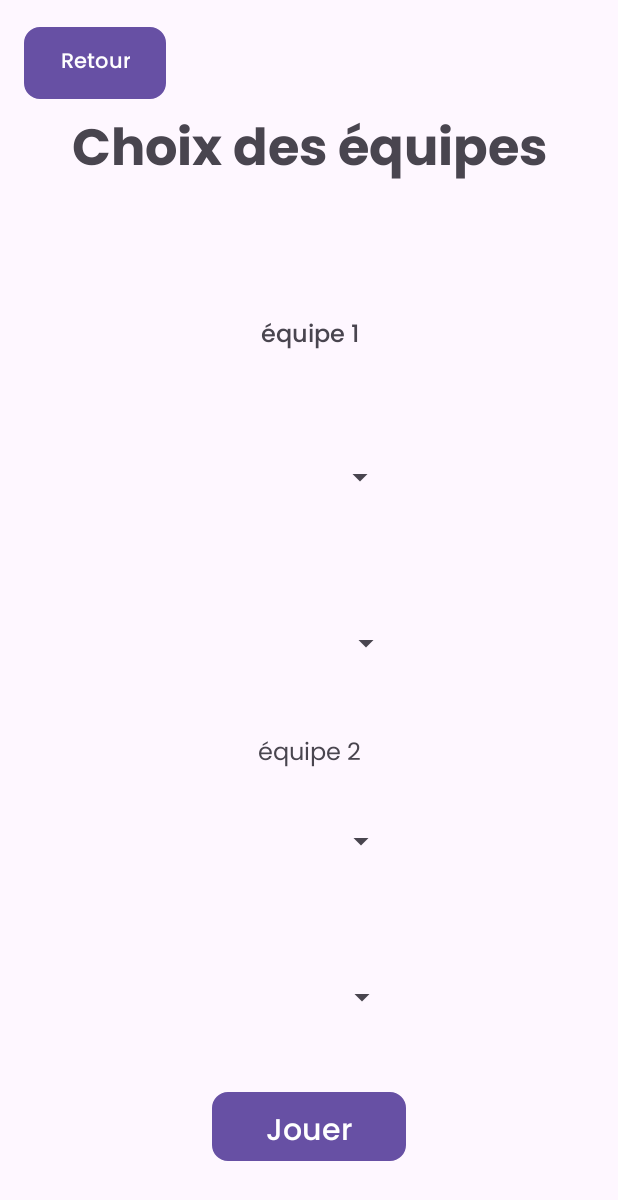
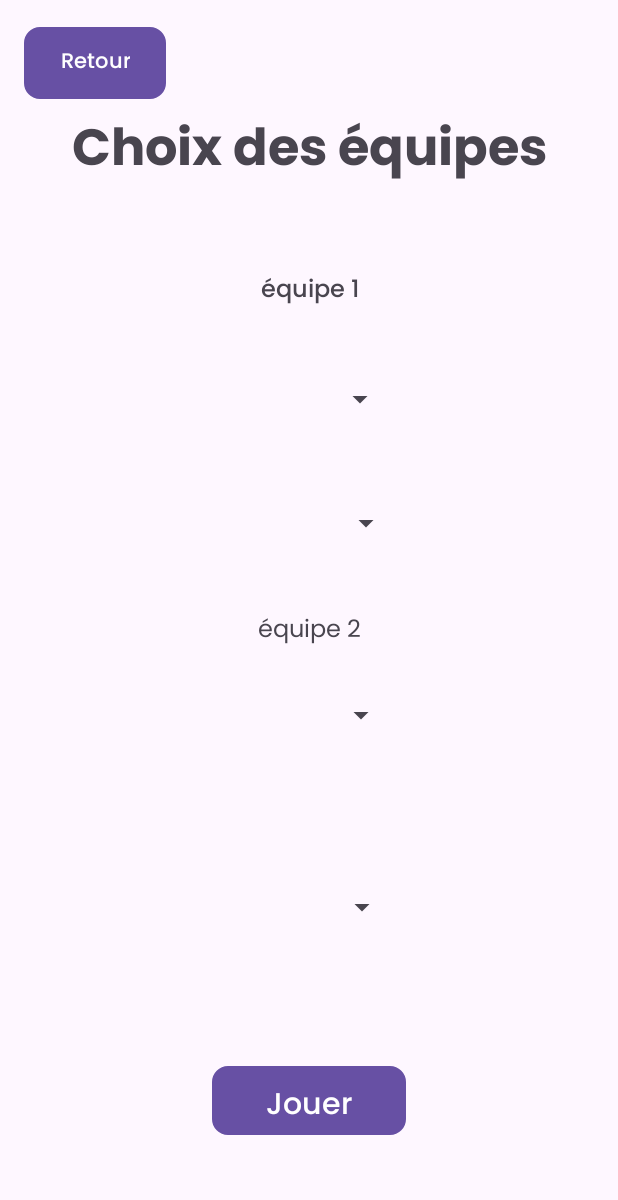
Before and after one commit to Nathan-re/sae402, an Android app: the ChoixEquipe4pers screen opened directly, with no data from a screen before it, on a phone screen of 412 x 824 dp. Shown: the top 1200 px of the screen. Run offline under Robolectric (Android 15) with nearby library versions, the phone set to English and light mode, and no system bars; our stand-ins replace Room's generated code.

Commit message:
Change l'espacement entre les différents éléments

```diff
--- a/app/src/main/res/layout/choix_des_equipes4pers.xml
+++ b/app/src/main/res/layout/choix_des_equipes4pers.xml
@@ -23,7 +23,6 @@
         android:id="@+id/spinner1_4pers"
         android:layout_width="124dp"
         android:layout_height="36dp"
-        android:layout_marginTop="44dp"
         app:layout_constraintBottom_toTopOf="@+id/spinner2_4pers"
         app:layout_constraintEnd_toEndOf="parent"
         app:layout_constraintHorizontal_bias="0.487"
@@ -35,8 +34,7 @@
         android:id="@+id/spinner2_4pers"
         android:layout_width="124dp"
         android:layout_height="36dp"
-        android:layout_marginTop="56dp"
-        android:layout_marginBottom="24dp"
+        android:layout_marginTop="5dp"
         app:layout_constraintBottom_toTopOf="@+id/textView9"
         app:layout_constraintEnd_toEndOf="parent"
         app:layout_constraintStart_toStartOf="parent"
@@ -46,10 +44,10 @@
         android:id="@+id/textView7"
         android:layout_width="wrap_content"
         android:layout_height="wrap_content"
-        android:layout_marginTop="80dp"
+        android:layout_marginTop="50dp"
+        android:fontFamily="@font/poppins_medium"
         android:text="équipe 1"
         android:textSize="16sp"
-        android:fontFamily="@font/poppins_medium"
         app:layout_constraintEnd_toEndOf="parent"
         app:layout_constraintHorizontal_bias="0.502"
         app:layout_constraintStart_toStartOf="parent"
@@ -59,7 +57,7 @@
         android:id="@+id/spinner3_4pers"
         android:layout_width="118dp"
         android:layout_height="25dp"
-        android:layout_marginTop="32dp"
+        android:layout_marginTop="30dp"
         app:layout_constraintEnd_toEndOf="parent"
         app:layout_constraintHorizontal_bias="0.498"
         app:layout_constraintStart_toStartOf="parent"
@@ -70,7 +68,7 @@
         android:layout_width="118dp"
         android:layout_height="25dp"
 
-        android:layout_marginTop="28dp"
+        android:layout_marginTop="10dp"
         app:layout_constraintBottom_toTopOf="@+id/lancer_partie4pers"
         app:layout_constraintEnd_toEndOf="parent"
         app:layout_constraintStart_toStartOf="parent"
@@ -80,10 +78,10 @@
         android:id="@+id/textView9"
         android:layout_width="wrap_content"
         android:layout_height="wrap_content"
-        android:layout_marginTop="252dp"
+        android:layout_marginTop="200dp"
+        android:fontFamily="@font/poppins_regular"
         android:text="équipe 2"
         android:textSize="16sp"
-        android:fontFamily="@font/poppins_regular"
         app:layout_constraintEnd_toEndOf="parent"
         app:layout_constraintStart_toStartOf="parent"
         app:layout_constraintTop_toBottomOf="@+id/textView7" />
```
Also changed, not shown: app/src/main/res/layout/choix_des_equipes2pers.xml (+7 -7 lines).
